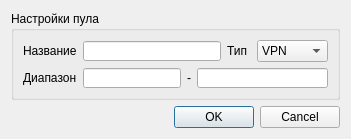
Old version of the form mdi/forms/pool_edit.ui in the repository brat002/ExpertBilling.
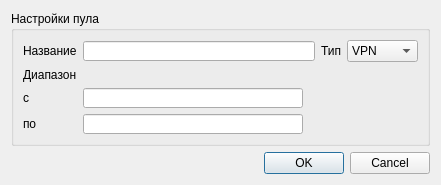
New version of the form.

Diff of the .ui file:
```diff
--- a/mdi/forms/pool_edit.ui
+++ b/mdi/forms/pool_edit.ui
@@ -1,12 +1,12 @@
 <ui version="4.0" >
  <class>Dialog</class>
- <widget class="QDialog" name="Dialog" >
-  <property name="geometry" >
+ <widget class="QDialog" name="Dialog">
+  <property name="geometry">
    <rect>
     <x>0</x>
     <y>0</y>
-    <width>351</width>
-    <height>132</height>
+    <width>441</width>
+    <height>175</height>
    </rect>
   </property>
   <property name="windowTitle" >
@@ -73,26 +73,9 @@
         </property>
        </widget>
       </item>
-      <item row="1" column="1" >
-       <widget class="QLineEdit" name="lineEdit_start_ip" >
-        <property name="maximumSize" >
-         <size>
-          <width>16777215</width>
-          <height>20</height>
-         </size>
-        </property>
-       </widget>
-      </item>
-      <item row="1" column="2" >
-       <widget class="QLabel" name="label_3" >
-        <property name="text" >
-         <string>-</string>
-        </property>
-       </widget>
-      </item>
-      <item row="1" column="3" colspan="3" >
-       <widget class="QLineEdit" name="lineEdit_end_ip" >
-        <property name="minimumSize" >
+      <item row="3" column="1">
+       <widget class="QLineEdit" name="lineEdit_end_ip">
+        <property name="minimumSize">
          <size>
           <width>131</width>
           <height>0</height>
@@ -106,6 +89,30 @@
         </property>
        </widget>
       </item>
+      <item row="2" column="1">
+       <widget class="QLineEdit" name="lineEdit_start_ip">
+        <property name="maximumSize">
+         <size>
+          <width>16777215</width>
+          <height>20</height>
+         </size>
+        </property>
+       </widget>
+      </item>
+      <item row="2" column="0">
+       <widget class="QLabel" name="label_from">
+        <property name="text">
+         <string>с</string>
+        </property>
+       </widget>
+      </item>
+      <item row="3" column="0">
+       <widget class="QLabel" name="label_to">
+        <property name="text">
+         <string>по</string>
+        </property>
+       </widget>
+      </item>
      </layout>
     </widget>
    </item>
```
Left out of the diff: 69 changed lines with no effect on the pictures.
